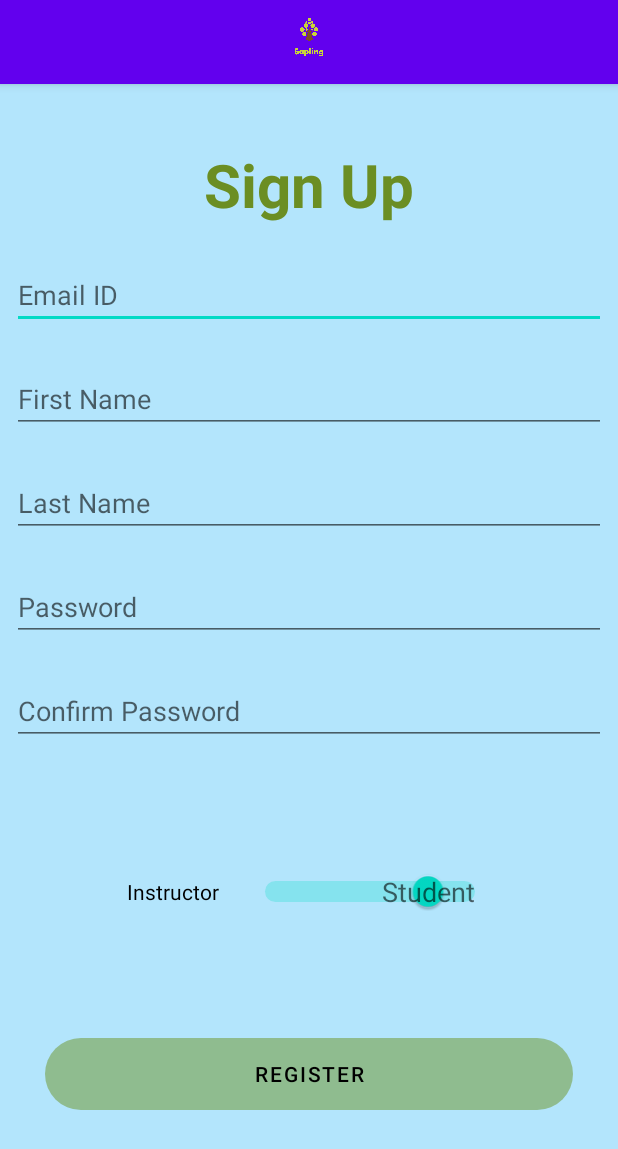
After one commit to eolewis8/Sapling, an Android app: the SignUpActivity screen opened directly, with no data from a screen before it, on a phone screen of 412 x 824 dp. The commit adds this screen. Shown: the top 1149 px of the screen. Run offline under Robolectric (Android 15) with nearby library versions, the phone set to English and light mode, and no system bars; our stand-ins replace Firebase (no records; nobody signed in at launch, a user with empty details on screens opened directly).

Commit message:
Add Sign in and Sign up screen.
- Added firebase to app and added firebase authentication
- Added activities for sign in and sign up

```diff
--- a/app/build.gradle
+++ b/app/build.gradle
@@ -1,6 +1,7 @@
 plugins {
     id 'com.android.application'
 }
+apply plugin: 'com.google.gms.google-services'
 
 android {
     compileSdkVersion 30
@@ -36,4 +37,6 @@ dependencies {
     testImplementation 'junit:junit:4.+'
     androidTestImplementation 'androidx.test.ext:junit:1.1.2'
     androidTestImplementation 'androidx.test.espresso:espresso-core:3.3.0'
+    implementation platform('com.google.firebase:firebase-bom:26.5.0')
+    implementation 'com.google.firebase:firebase-auth'
 }
--- /dev/null
+++ b/app/src/main/java/com/example/sapling/SignUpActivity.java
@@ -0,0 +1,58 @@
+package com.example.sapling;
+
+import androidx.annotation.NonNull;
+import androidx.appcompat.app.AppCompatActivity;
+
+import android.content.Intent;
+import android.os.Bundle;
+import android.util.Log;
+import android.view.View;
+import android.widget.EditText;
+import android.widget.Toast;
+
+import com.google.android.gms.tasks.OnCompleteListener;
+import com.google.android.gms.tasks.Task;
+import com.google.firebase.auth.AuthResult;
+import com.google.firebase.auth.FirebaseAuth;
+
+public class SignUpActivity extends AppCompatActivity {
+
+    EditText emailText;
+    EditText passwordText;
+    FirebaseAuth firebaseAuth;
+    private static final String DEBUG_TAG = "SignUpActivity";
+
+    @Override
+    protected void onCreate(Bundle savedInstanceState) {
+        super.onCreate(savedInstanceState);
+        setContentView(R.layout.activity_sign_up);
+        getSupportActionBar().setDisplayShowHomeEnabled(true);
+        getSupportActionBar().setLogo(R.drawable.sapling_logo);
+        getSupportActionBar().setDisplayUseLogoEnabled(true);
+        getSupportActionBar().setTitle("Sapling");
+        emailText = findViewById(R.id.signup_email);
+        emailText.requestFocus();
+        passwordText = findViewById(R.id.signup_password);
+        firebaseAuth = FirebaseAuth.getInstance();
+    }
+
+    public void login(View view) {
+        String emailID = emailText.getText().toString();
+        String password = passwordText.getText().toString();
+        Log.i(DEBUG_TAG, "User ID : " + emailID);
+        Log.i(DEBUG_TAG, "Password: " + password);
+        firebaseAuth.createUserWithEmailAndPassword(emailID, password)
+                .addOnCompleteListener(this, task -> {
+                    if (!task.isSuccessful()) {
+                        Toast.makeText(getApplicationContext(),
+                                "SignUp unsuccessful: " + task.getException().getMessage(),
+                                Toast.LENGTH_SHORT).show();
+                    } else {
+                        Toast.makeText(getApplicationContext(), "User registered successfully!",
+                                Toast.LENGTH_SHORT).show();
+                        startActivity(new Intent(getApplicationContext(),
+                                QuestionsActivity.class));
+                    }
+                });
+    }
+}
--- /dev/null
+++ b/app/src/main/res/drawable/round_button.xml
@@ -0,0 +1,15 @@
+<?xml version="1.0" encoding="utf-8"?>
+<shape xmlns:android="http://schemas.android.com/apk/res/android"
+    android:shape="rectangle" >
+    <corners
+        android:bottomLeftRadius="30dp"
+        android:bottomRightRadius="30dp"
+        android:radius="60dp"
+        android:topLeftRadius="30dp"
+        android:topRightRadius="30dp" />
+
+    <size
+        android:height="25dp"
+        android:width="120dp" />
+
+</shape>
--- /dev/null
+++ b/app/src/main/res/layout/activity_sign_up.xml
@@ -0,0 +1,133 @@
+<?xml version="1.0" encoding="utf-8"?>
+<androidx.constraintlayout.widget.ConstraintLayout xmlns:android="http://schemas.android.com/apk/res/android"
+    xmlns:app="http://schemas.android.com/apk/res-auto"
+    xmlns:tools="http://schemas.android.com/tools"
+    android:layout_width="match_parent"
+    android:layout_height="match_parent"
+    android:background="#B3E5FC"
+    tools:context=".SignUpActivity">
+
+    <TextView
+        android:id="@+id/signuptext"
+        android:layout_width="wrap_content"
+        android:layout_height="wrap_content"
+        android:text="Sign Up"
+        android:textColor="#6B8E23"
+        android:textSize="40sp"
+        android:textStyle="bold"
+        android:layout_marginTop="40dp"
+        app:layout_constraintBottom_toTopOf="@+id/et_email"
+        app:layout_constraintEnd_toEndOf="parent"
+        app:layout_constraintStart_toStartOf="parent"
+        app:layout_constraintTop_toTopOf="parent" />
+
+    <EditText
+        android:id="@+id/signup_email"
+        android:layout_width="0dp"
+        android:layout_height="wrap_content"
+        android:layout_marginStart="8dp"
+        android:layout_marginTop="24dp"
+        android:layout_marginEnd="8dp"
+        android:ems="10"
+        android:hint="Email ID"
+        android:inputType="textEmailAddress"
+        app:layout_constraintEnd_toEndOf="parent"
+        app:layout_constraintStart_toStartOf="parent"
+        app:layout_constraintTop_toBottomOf="@+id/signuptext" />
+
+
+    <EditText
+        android:id="@+id/first_name"
+        android:layout_width="0dp"
+        android:layout_height="wrap_content"
+        android:layout_marginStart="8dp"
+        android:layout_marginTop="24dp"
+        android:layout_marginEnd="8dp"
+        android:ems="10"
+        android:hint="First Name"
+        android:inputType="textPersonName"
+        app:layout_constraintEnd_toEndOf="parent"
+        app:layout_constraintStart_toStartOf="parent"
+        app:layout_constraintTop_toBottomOf="@+id/signup_email" />
+
+    <EditText
+        android:id="@+id/last_name"
+        android:layout_width="0dp"
+        android:layout_height="wrap_content"
+        android:layout_marginStart="8dp"
+        android:layout_marginTop="24dp"
+        android:layout_marginEnd="8dp"
+        android:ems="10"
+        android:hint="Last Name"
+        android:inputType="textPersonName"
+        app:layout_constraintEnd_toEndOf="parent"
+        app:layout_constraintStart_toStartOf="parent"
+        app:layout_constraintTop_toBottomOf="@+id/first_name" />
+
+
+    <EditText
+        android:id="@+id/signup_password"
+        android:layout_width="0dp"
+        android:layout_height="wrap_content"
+        android:layout_marginStart="8dp"
+        android:layout_marginTop="24dp"
+        android:layout_marginEnd="8dp"
+        android:ems="10"
+        android:hint="Password"
+        android:inputType="textPassword"
+        app:layout_constraintEnd_toEndOf="parent"
+        app:layout_constraintStart_toStartOf="parent"
+        app:layout_constraintTop_toBottomOf="@id/last_name" />
+
+    <EditText
+        android:id="@+id/confirm_password"
+        android:layout_width="0dp"
+        android:layout_height="wrap_content"
+        android:layout_marginStart="8dp"
+        android:layout_marginTop="24dp"
+        android:layout_marginEnd="8dp"
+        android:ems="10"
+        android:hint="Confirm Password"
+        android:inputType="textPassword"
+        app:layout_constraintEnd_toEndOf="parent"
+        app:layout_constraintStart_toStartOf="parent"
+        app:layout_constraintTop_toBottomOf="@+id/signup_password" />
+
+    <Switch
+        android:id="@+id/switch1"
+        android:layout_width="wrap_content"
+        android:layout_height="wrap_content"
+        android:checked="true"
+        android:showText="true"
+        android:switchPadding="20dp"
+        android:switchTextAppearance="@style/TextAppearance.AppCompat.Medium"
+        android:text="Instructor"
+        android:textOff="Instructor"
+        android:textOn="Student"
+        app:layout_constraintBottom_toTopOf="@id/btn_login"
+        app:layout_constraintEnd_toEndOf="parent"
+        app:layout_constraintStart_toStartOf="parent"
+        app:layout_constraintTop_toBottomOf="@+id/confirm_password" />
+
+    <Button
+        android:id="@+id/btn_login"
+        android:layout_width="match_parent"
+        android:layout_height="wrap_content"
+        android:background="@drawable/round_button"
+        android:layout_marginStart="30dp"
+        android:layout_marginEnd="30dp"
+        android:onClick="login"
+        android:text="Register"
+        android:textColor="@color/black"
+        app:backgroundTint="#8FBC8F"
+        app:layout_constraintBottom_toBottomOf="parent"
+        app:layout_constraintEnd_toEndOf="parent"
+        app:layout_constraintHorizontal_bias="0.498"
+        app:layout_constraintStart_toStartOf="parent"
+        app:layout_constraintTop_toBottomOf="@+id/switch1"
+        app:layout_constraintVertical_bias="0.245" />
+
+
+
+
+</androidx.constraintlayout.widget.ConstraintLayout>
--- a/build.gradle
+++ b/build.gradle
@@ -6,6 +6,7 @@ buildscript {
     }
     dependencies {
         classpath "com.android.tools.build:gradle:4.1.2"
+        classpath 'com.google.gms:google-services:4.3.5'
 
         // NOTE: Do not place your application dependencies here; they belong
         // in the individual module build.gradle files
```
Also changed, not shown: app/src/main/AndroidManifest.xml (+5 -2 lines), app/src/main/java/com/example/sapling/MainActivity.java (+22 -0 lines), app/src/main/java/com/example/sapling/QuestionsActivity.java (added, +14 -0 lines), app/src/main/java/com/example/sapling/SignInActivity.java (added, +53 -0 lines), app/src/main/res/layout/activity_main.xml (+7 -2 lines), app/src/main/res/layout/activity_questions.xml (added, +9 -0 lines), app/src/main/res/layout/activity_sign_in.xml (added, +80 -0 lines), app/src/main/res/logo/White and Green Tree Icon Education Logo.png (deleted), gradle/wrapper/gradle-wrapper.properties, 2 other files.
